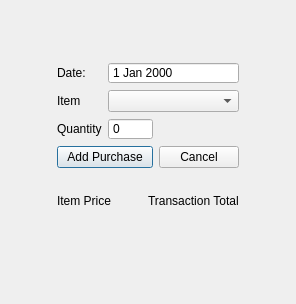
This is BulkClub/addtransactionwindow.ui in nealhitzfield/Bulk-Club as Qt 5 draws it before an edit. The edited form follows.
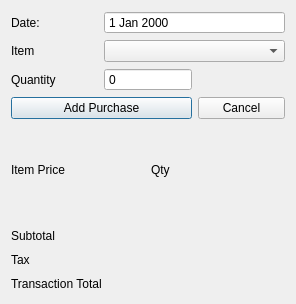
This is the edited form.

What changed in the file:
```diff
--- a/BulkClub/addtransactionwindow.ui
+++ b/BulkClub/addtransactionwindow.ui
@@ -13,16 +13,9 @@
   <property name="windowTitle">
    <string>Add Transaction </string>
   </property>
-  <widget class="QWidget" name="">
-   <property name="geometry">
-    <rect>
-     <x>57</x>
-     <y>62</y>
-     <width>182</width>
-     <height>166</height>
-    </rect>
-   </property>
-   <layout class="QVBoxLayout" name="verticalLayout_3">
+  <layout class="QHBoxLayout" name="horizontalLayout_5">
+   <item>
+    <layout class="QVBoxLayout" name="verticalLayout_5">
     <item>
      <layout class="QGridLayout" name="gridLayout">
       <item row="0" column="0">
@@ -90,6 +83,8 @@
      </layout>
     </item>
     <item>
+      <layout class="QVBoxLayout" name="verticalLayout_4">
+       <item>
      <layout class="QHBoxLayout" name="horizontalLayout">
       <item>
        <layout class="QVBoxLayout" name="verticalLayout">
@@ -110,8 +105,30 @@
        </layout>
       </item>
       <item>
+          <layout class="QVBoxLayout" name="verticalLayout_3">
+           <item>
+            <widget class="QLabel" name="label_2">
+             <property name="text">
+              <string>Qty</string>
+             </property>
+            </widget>
+           </item>
+           <item>
+            <widget class="QLabel" name="qty_purchased">
+             <property name="text">
+              <string/>
+             </property>
+            </widget>
+           </item>
+          </layout>
+         </item>
+        </layout>
+       </item>
+       <item>
        <layout class="QVBoxLayout" name="verticalLayout_2">
         <item>
+          <layout class="QHBoxLayout" name="horizontalLayout_2">
+           <item>
          <widget class="QLabel" name="label_3">
           <property name="minimumSize">
            <size>
@@ -120,6 +137,54 @@
            </size>
           </property>
           <property name="text">
+              <string>Subtotal</string>
+             </property>
+            </widget>
+           </item>
+           <item>
+            <widget class="QLabel" name="label_subtotal">
+             <property name="text">
+              <string/>
+             </property>
+            </widget>
+           </item>
+          </layout>
+         </item>
+         <item>
+          <layout class="QHBoxLayout" name="horizontalLayout_3">
+           <item>
+            <widget class="QLabel" name="label_4">
+             <property name="minimumSize">
+              <size>
+               <width>91</width>
+               <height>0</height>
+              </size>
+             </property>
+             <property name="text">
+              <string>Tax</string>
+             </property>
+            </widget>
+           </item>
+           <item>
+            <widget class="QLabel" name="label_tax">
+             <property name="text">
+              <string/>
+             </property>
+            </widget>
+           </item>
+          </layout>
+         </item>
+         <item>
+          <layout class="QHBoxLayout" name="horizontalLayout_4">
+           <item>
+            <widget class="QLabel" name="label_5">
+             <property name="minimumSize">
+              <size>
+               <width>91</width>
+               <height>0</height>
+              </size>
+             </property>
+             <property name="text">
            <string>Transaction Total</string>
           </property>
          </widget>
@@ -136,7 +201,10 @@
      </layout>
     </item>
    </layout>
-  </widget>
+     </item>
+    </layout>
+   </item>
+  </layout>
  </widget>
  <resources/>
  <connections/>
```
Lines whose indentation alone changed are shown as unchanged.
